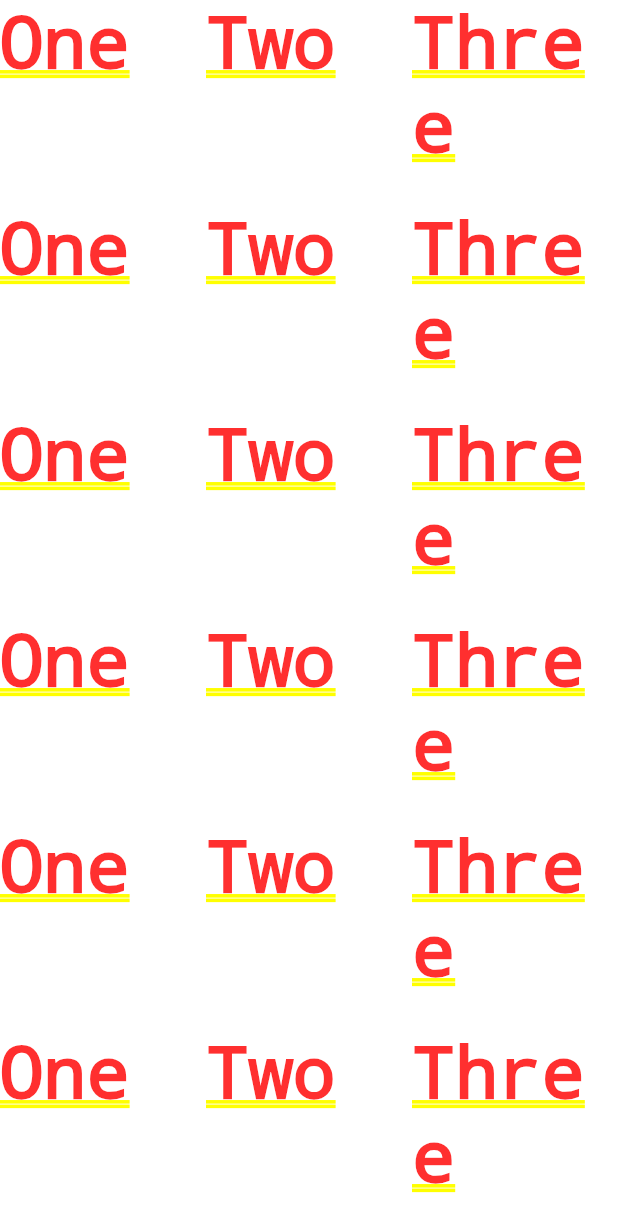
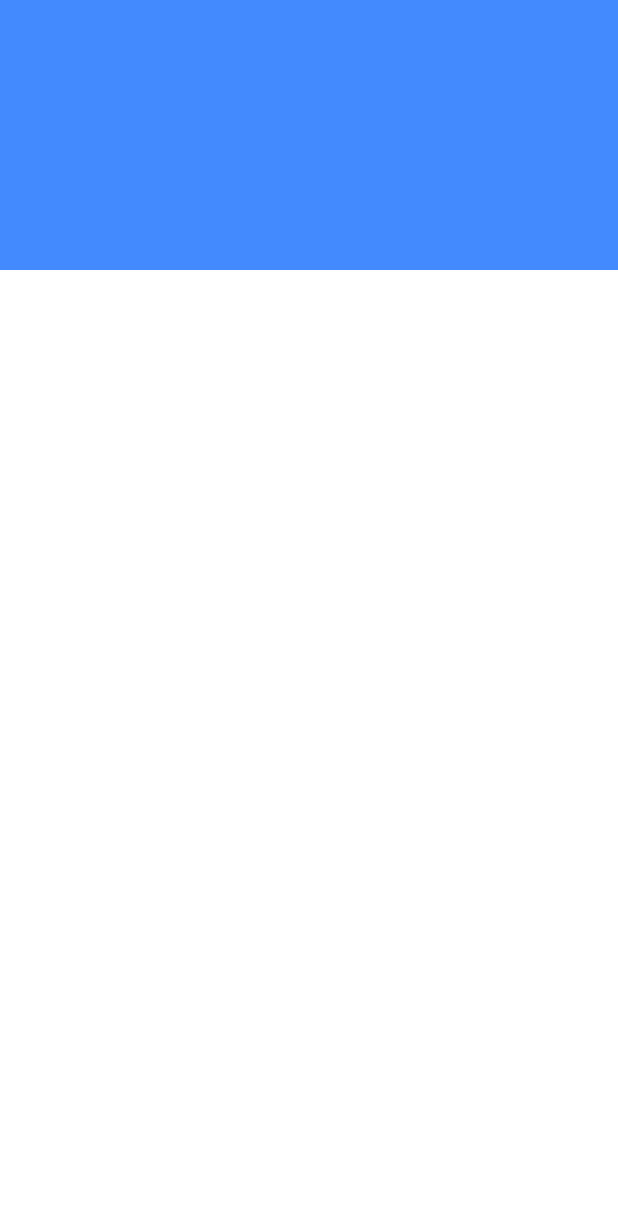
Before and after one commit to Faiyajz/Ecommerce_Flutter, a Flutter app: the screen it shows after launch, on a phone screen of 412 x 824 dp. Shown: the top 1232 px of the screen. Run offline on Flutter 3.47's test engine with Material 2 defaults, Android fonts, the phone set to English and light mode, and no system bars.

Commit message:
scaffold the monitoring app home page

```diff
--- /dev/null
+++ b/lib/flutter_101_monitoring_app/monitoring_app.dart
@@ -0,0 +1,11 @@
+import 'package:flutter/material.dart';
+import './page/monitoring_home_page.dart';
+
+class MonitoringApp extends StatelessWidget {
+  @override
+  Widget build(BuildContext context) {
+    return MaterialApp(
+      home: MonitoringHomePage(),
+    );
+  }
+}
--- /dev/null
+++ b/lib/flutter_101_monitoring_app/page/monitoring_home_page.dart
@@ -0,0 +1,41 @@
+import 'package:flutter/material.dart';
+
+class MonitoringHomePage extends StatefulWidget {
+  @override
+  _MonitoringHomePageState createState() => _MonitoringHomePageState();
+}
+
+class _MonitoringHomePageState extends State<MonitoringHomePage> {
+  @override
+  Widget build(BuildContext context) {
+    return Scaffold(
+      body: SafeArea(
+        top: true,
+        child: Stack(
+          children: [
+            Positioned(
+              right: 0,
+              left: 0,
+              top: 0,
+              bottom: 0,
+              child: Container(
+                color: Colors.blueAccent,
+              ),
+            ),
+            Positioned(
+              right: 0,
+              left: 0,
+              top: 180,
+              bottom: 0,
+              child: Container(
+                decoration: BoxDecoration(
+                    color: Colors.white
+                ),
+              ),
+            )
+          ],
+        ),
+      ),
+    );
+  }
+}
--- a/lib/main.dart
+++ b/lib/main.dart
@@ -1,30 +1,8 @@
 import 'package:flutter/material.dart';
+import './flutter_101_monitoring_app/monitoring_app.dart';
 
 void main(){
   runApp(
-    new MaterialApp(
-      home: GridView.count(crossAxisCount: 3,
-      children: <Widget>[
-        Text('One'),
-        Text('Two'),
-        Text('Three'),
-        Text('One'),
-        Text('Two'),
-        Text('Three'),
-        Text('One'),
-        Text('Two'),
-        Text('Three'),
-        Text('One'),
-        Text('Two'),
-        Text('Three'),
-        Text('One'),
-        Text('Two'),
-        Text('Three'),
-        Text('One'),
-        Text('Two'),
-        Text('Three')
-      ],
-      ),
-    )
+    MonitoringApp()
   );
 }
```
